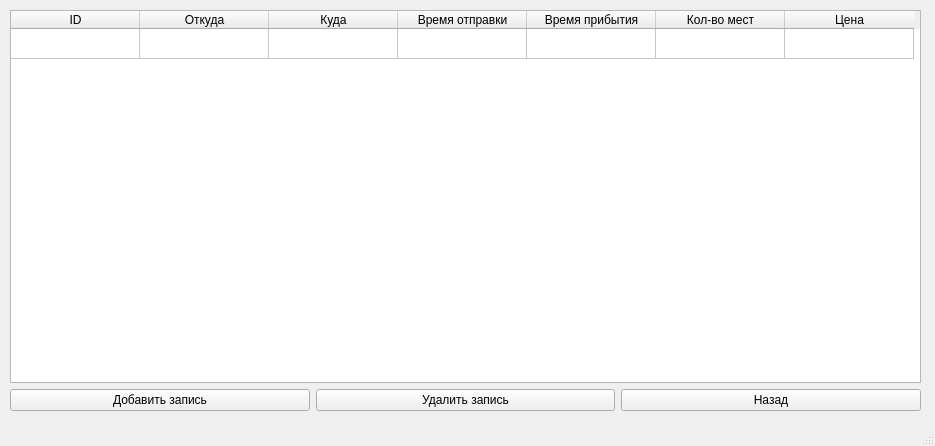
Substance-live/Train_application, file data/etc/AdminTickets.ui: the form before one commit.
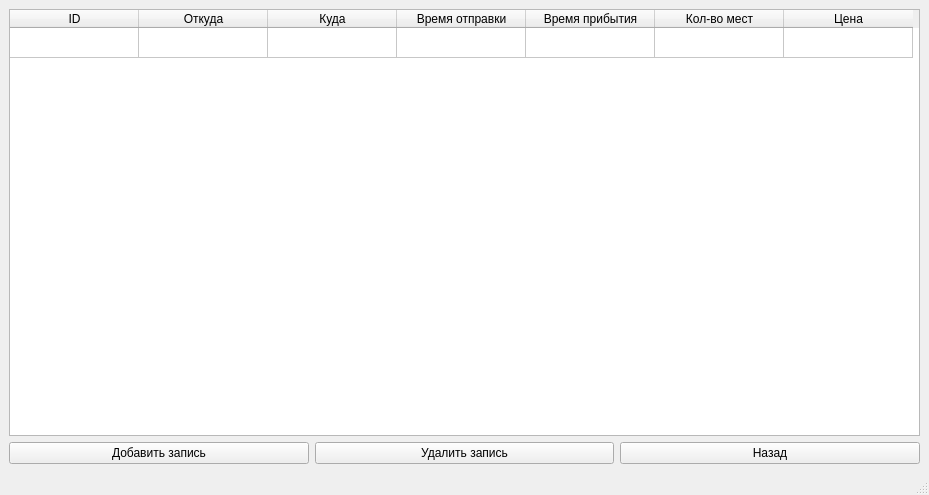
The form after the commit.

What changed in the file:
```diff
--- a/data/etc/AdminTickets.ui
+++ b/data/etc/AdminTickets.ui
@@ -6,8 +6,8 @@
    <rect>
     <x>0</x>
     <y>0</y>
-    <width>935</width>
-    <height>446</height>
+    <width>929</width>
+    <height>495</height>
    </rect>
   </property>
   <property name="sizePolicy">
@@ -25,20 +25,8 @@
    <string>AdminTickets</string>
   </property>
   <widget class="QWidget" name="centralwidget">
-   <widget class="QWidget" name="layoutWidget">
-    <property name="geometry">
-     <rect>
-      <x>10</x>
-      <y>10</y>
-      <width>911</width>
-      <height>401</height>
-     </rect>
-    </property>
-    <property name="font">
-     <font>
-      <pointsize>9</pointsize>
-     </font>
-    </property>
+   <layout class="QGridLayout" name="gridLayout">
+    <item row="0" column="0">
     <layout class="QVBoxLayout" name="verticalLayout">
      <item>
       <layout class="QGridLayout" name="gridLayout_2">
@@ -185,7 +173,8 @@
       </layout>
      </item>
     </layout>
-   </widget>
+    </item>
+   </layout>
   </widget>
   <widget class="QStatusBar" name="statusbar"/>
  </widget>
```
Lines whose indentation alone changed are shown as unchanged.
